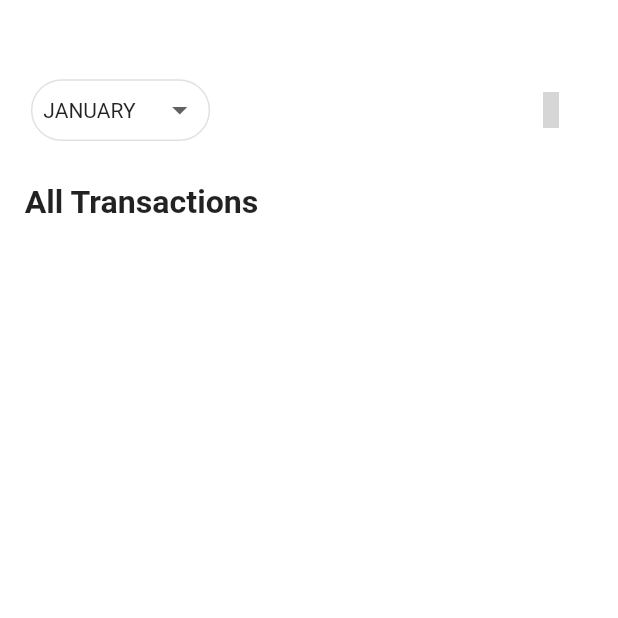
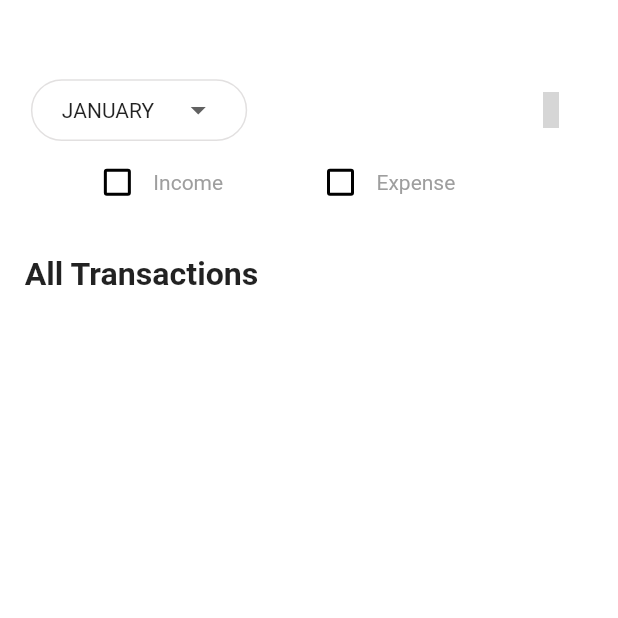
Before and after one commit to rahulsvaz/expense_manager, a Flutter app: the AllTransactions screen opened directly, on a phone screen of 412 x 824 dp, the top half of it. Run offline on Flutter 3.47's test engine with Material 2 defaults, Android fonts, the light colour scheme and no system bars; our stand-ins replace awesome_snackbar_content, flutter_onboarding_slider, get, google_fonts, google_nav_bar, hive_flutter and 4 more; missing offline and left inert: flutter_swipe_button; accounts and stored records are empty; grey boxes are pictures that could not be loaded.

```diff
--- a/lib/view/addTransaction/add_transaction.dart
+++ b/lib/view/addTransaction/add_transaction.dart
@@ -1,6 +1,6 @@
 import 'package:expense_manager/viewModel/addTransaction/transaction_screen_controller.dart';
-import 'package:expense_manager/view/addTransaction/viewModel/Widgets/expense_widget.dart';
-import 'package:expense_manager/view/addTransaction/viewModel/Widgets/income_widget.dart';
+import 'package:expense_manager/view/addTransaction/Widgets/expense_widget.dart';
+import 'package:expense_manager/view/addTransaction/Widgets/income_widget.dart';
 import 'package:expense_manager/view/constant/colors/colors.dart';
 import 'package:flutter/material.dart';
 import 'package:get/get.dart';
--- a/lib/view/allTransactions/all_transactions_page.dart
+++ b/lib/view/allTransactions/all_transactions_page.dart
@@ -1,26 +1,25 @@
+import 'package:expense_manager/view/allTransactions/Widgets/dropDown/onlyIncomeWidget/only_income.dart';
+import 'package:expense_manager/viewModel/filterController/filter_controller.dart';
 import 'package:flutter/material.dart';
 import 'package:get/get.dart';
-import 'package:hive_flutter/hive_flutter.dart';
-import 'package:expense_manager/model/repository/transactionsModel/transaction_model.dart';
 import 'package:expense_manager/view/allTransactions/Widgets/dropDown/drop_down_month.dart';
 import 'package:expense_manager/view/constant/colors/colors.dart';
-import 'package:expense_manager/view/homeScreen/widgets/transaction_card.dart';
 import 'package:iconly/iconly.dart';
 
 class AllTransactions extends StatefulWidget {
   const AllTransactions({super.key});
-
-
 
   @override
   State<AllTransactions> createState() => _AllTransactionsState();
 }
 
 class _AllTransactionsState extends State<AllTransactions> {
+  final filterController = Get.put(FilterController());
+  Widget onlyIncomeWidget = const OnlyIncome();
+  Widget onlyExpenseWidget = const OnlyExpense();
+
   @override
   Widget build(BuildContext context) {
-    Box<Transactions> transactionBox = Hive.box<Transactions>('TransactionBox');
-
     final width = MediaQuery.of(context).size.width;
     final height = MediaQuery.of(context).size.height;
 
@@ -36,12 +35,11 @@ class _AllTransactionsState extends State<AllTransactions> {
               horizontal: width * 0.05,
             ),
             child: Row(
-
               mainAxisAlignment: MainAxisAlignment.spaceBetween,
               children: [
                 Container(
                   height: height * 0.05,
-                  width: width * 0.29,
+                  width: width * 0.350,
                   decoration: BoxDecoration(
                     borderRadius: BorderRadius.circular(height * 0.05),
                     border: Border.all(color: Pallete.lightGrey),
@@ -51,32 +49,88 @@ class _AllTransactionsState extends State<AllTransactions> {
                 IconButton(
                   onPressed: () {
                     // bottom sheet
-                    Get.bottomSheet(
-                        SizedBox(
-                          height: height * .40,
-                          child: Column(children: [
-                            Row(
-                              children: [
-                                DropdownButton(items: const [
-                                  DropdownMenuItem(
-                                    child: Text('Date'),
-                                  )
-                                ], onChanged: (e) {})
-                              ],
-                            )
-                          ]),
-                        ),
-                        backgroundColor: Pallete.scaffoldBgColor,
-                        elevation: 10,
-                        enterBottomSheetDuration:
-                            const Duration(milliseconds: 300),
-                        exitBottomSheetDuration:
-                            const Duration(milliseconds: 200));
+                    // Get.bottomSheet(
+                    //     SizedBox(
+                    //       height: height * .40,
+                    //       child: Column(children: [
+                    //         SizedBox(
+                    //           height: height * .10,
+                    //         ),
+                    //       ]),
+                    //     ),
+                    //     backgroundColor: Pallete.scaffoldBgColor,
+                    //     elevation: 10,
+                    //     enterBottomSheetDuration:
+                    //         const Duration(milliseconds: 300),
+                    //     exitBottomSheetDuration:
+                    //         const Duration(milliseconds: 200));
                   },
                   icon: const Icon(IconlyBold.filter_2),
                 ),
               ],
             ),
+          ),
+          Row(
+            mainAxisAlignment: MainAxisAlignment.spaceEvenly,
+            children: [
+              Row(
+                children: [
+                  Obx(
+                    () => Checkbox(
+                        value: filterController.income.value,
+                        onChanged: (value) {
+                          filterController.enableDisableIncome();
+                        }),
+                  ),
+                  Obx(
+                    () => Text(
+                      'Income',
+                      style: TextStyle(
+                          color: filterController.income.value
+                              ? Pallete.incomeBackGroundColor
+                              : Pallete.grey),
+                    ),
+                  ),
+                ],
+              ),
+              Row(
+                children: [
+                  Obx(
+                    () => Checkbox(
+                        value: filterController.expense.value,
+                        onChanged: (value) {
+                          filterController.enableDisableExpense();
+                        }),
+                  ),
+                  Obx(
+                    () => Text(
+                      'Expense',
+                      style: TextStyle(
+                          color: filterController.expense.value
+                              ? Pallete.expenseBackGroundColor
+                              : Pallete.grey),
+                    ),
+                  ),
+                ],
+              ),
+              Obx(
+                () => AnimatedContainer(
+                    curve: Curves.linear,
+                    duration: const Duration(microseconds: 1000),
+                    child: filterController.expense.value ||
+                            filterController.income.value
+                        ? TextButton(
+                            onPressed: () {
+                              filterController.clearFilter();
+                            },
+                            child: const Text(
+                              'Clear',
+                              style: TextStyle(color: Pallete.grey),
+                            ),
+                          )
+                        : null),
+              )
+            ],
           ),
           SizedBox(
             height: height * 0.03,
@@ -94,12 +148,22 @@ class _AllTransactionsState extends State<AllTransactions> {
           SizedBox(
             height: height * 0.01,
           ),
-          SizedBox(
-            height: height * .74,
-            child: ListView(
-              padding: const EdgeInsets.all(0),
-              children: [
-                ValueListenableBuilder(
+
+            Expanded(
+              child:onlyIncomeWidget,
+            )
+        ],
+      ),
+    );
+  }
+}
+
+
+
+
+
+
+/* ValueListenableBuilder(
                   valueListenable: transactionBox.listenable(),
                   builder: (context, Box<Transactions> transactionBox, child) {
                     return ListView.builder(
@@ -120,12 +184,11 @@ class _AllTransactionsState extends State<AllTransactions> {
                           return const Center(
                             child: Text('No Transaction Found'),
                           );
+                        }
+                        if (filterController.income.isTrue) {
+                          return Text('Income Filter');
                         } else {
-                          return GestureDetector(
-                            onLongPress: () {
-                              transactionBox.deleteAt(reversedIndex);
-                            },
-                            child: TransactionCard(
+                          return TransactionCard(
                             index: index,
                             type: transaction.type,
                             dateTime: transaction.dateAndTime,
@@ -141,18 +204,9 @@ class _AllTransactionsState extends State<AllTransactions> {
                             description: transaction.description,
                             amount: transaction.amount.toString(),
                             time: transaction.dateAndTime.toString(),
-                            ),
                           );
                         }
                       },
                     );
                   },
-                ),
-              ],
-            ),
-          ),
-        ],
-      ),
-    );
-  }
-}
+                ),*/
--- /dev/null
+++ b/lib/viewModel/filterController/filter_controller.dart
@@ -0,0 +1,21 @@
+import 'package:get/get.dart';
+
+class FilterController extends GetxController {
+  RxBool income = false.obs;
+  RxBool expense = false.obs;
+
+  clearFilter() {
+    expense.value = false;
+    income.value = false;
+  }
+
+  enableDisableIncome() {
+    income.value = !income.value;
+
+    update();
+  }
+
+  enableDisableExpense() {
+    expense.value = !expense.value;
+  }
+}
--- a/lib/viewModel/homeScreenControllers/home_screen_controllers.dart
+++ b/lib/viewModel/homeScreenControllers/home_screen_controllers.dart
@@ -1,5 +1,5 @@
 import 'package:expense_manager/model/repository/transactionsModel/transaction_model.dart';
-import 'package:expense_manager/view/addTransaction/viewModel/Widgets/snackBars/snackbar.dart';
+import 'package:expense_manager/view/addTransaction/Widgets/snackBars/snackbar.dart';
 import 'package:flutter/material.dart';
 import 'package:get/get.dart';
 import 'package:hive_flutter/hive_flutter.dart';
@@ -9,6 +9,18 @@ class HomeScreenControllers extends GetxController {
 
   List get transactionList => transactionBox.values.toList();
   int get listLength => transactionList.length;
+
+  List get incomeTransactionList {
+    return transactionList
+        .where((transaction) => transaction.type == 'income')
+        .toList();
+  }
+
+  List get expenseTransactionList {
+    return transactionList
+        .where((transaction) => transaction.type == 'expense')
+        .toList();
+  }
 
   double getTotalIncome() {
     double income = 0.0;
@@ -44,5 +56,4 @@ class HomeScreenControllers extends GetxController {
         .showSnackBar(CustomSnackbar.deleteDoneSnackbar));
     update();
   }
-
 }
--- a/pubspec.yaml
+++ b/pubspec.yaml
@@ -53,6 +53,7 @@ dependencies:
   fluttertoast: ^8.2.2
   awesome_snackbar_content: ^0.1.3
   pie_chart: ^5.3.2
+  money_formatter: ^0.0.5
 
 dev_dependencies:
   flutter_test:
```
Also changed, not shown: lib/view/addTransaction/Widgets/expense_widget.dart (renamed from lib/view/addTransaction/viewModel/Widgets/income_widget.dart, +39 -48 lines), lib/view/addTransaction/Widgets/income_widget.dart (renamed from lib/view/addTransaction/viewModel/Widgets/expense_widget.dart, +50 -41 lines), lib/view/allTransactions/Widgets/dropDown/onlyIncomeWidget/only_income.dart (added, +68 -0 lines), lib/view/homeScreen/home_screen.dart (+7 -2 lines), lib/view/homeScreen/widgets/income_expense_box.dart (+14 -6 lines), lib/view/homeScreen/widgets/transaction_card.dart (+18 -12 lines), lib/viewModel/addTransaction/add_transaction_controller.dart (+16 -8 lines), lib/view/addTransaction/Widgets/alertdailog.dart (deleted), lib/view/addTransaction/Widgets/attachment_button.dart (renamed from lib/view/addTransaction/viewModel/Widgets/attachment_button.dart), lib/view/addTransaction/Widgets/date_button.dart (renamed from lib/view/addTransaction/viewModel/Widgets/date_button.dart), lib/view/addTransaction/Widgets/dropDown/drop_down_button.dart (renamed from lib/view/addTransaction/viewModel/Widgets/dropDown/drop_down_button.dart), lib/view/addTransaction/Widgets/howMuch.dart (renamed from lib/view/addTransaction/viewModel/Widgets/howMuch.dart), lib/view/addTransaction/Widgets/snackBars/snackbar.dart (renamed from lib/view/addTransaction/viewModel/Widgets/snackBars/snackbar.dart), pubspec.lock. Lines whose indentation alone changed are shown as unchanged.
